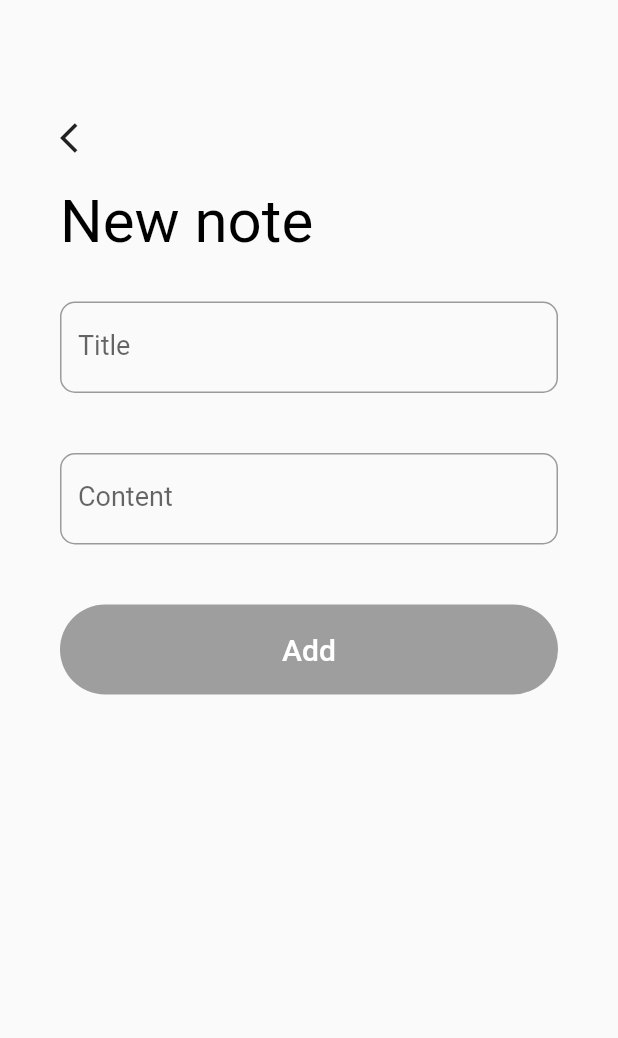
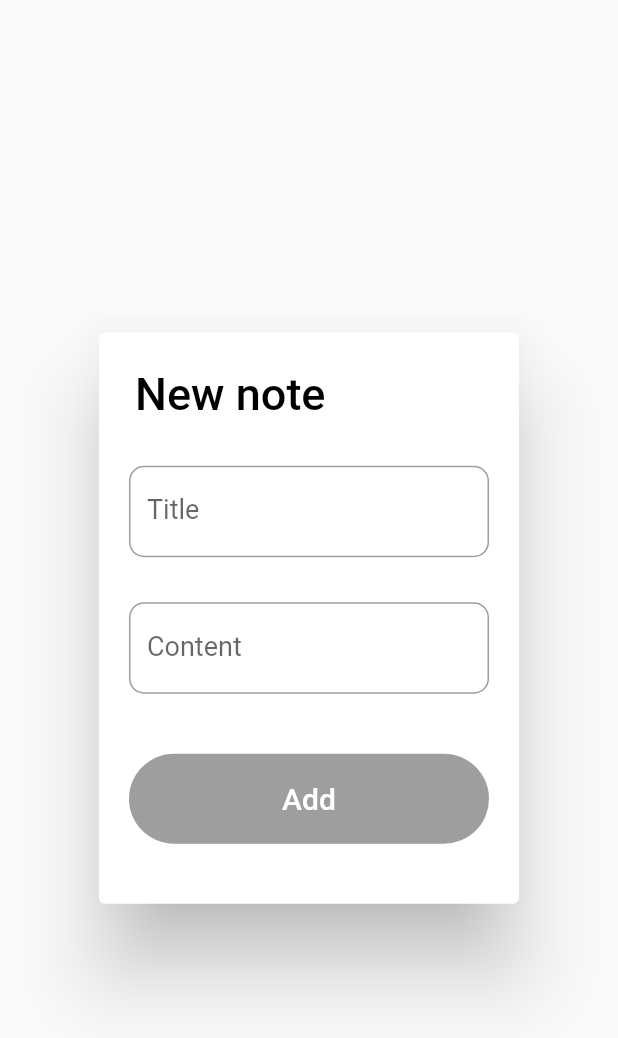
Before and after one commit to RenatoFloresV/notes, a Flutter app: the screen it shows after launch, after a tap on "New Note", on a phone screen of 412 x 824 dp. Shown: the top 1038 px of the screen. Run offline on Flutter 3.47's test engine with Material 2 defaults, Android fonts, the phone set to English and light mode, and no system bars; our stand-ins replace sqflite; accounts and stored records are empty.

Commit message:
image home and title

```diff
--- a/lib/main.dart
+++ b/lib/main.dart
@@ -1,7 +1,8 @@
 import 'package:flutter/material.dart';
-import 'package:notes_app/screens/home.dart';
 
 import 'package:notes_app/screens/todo_list_screen.dart';
+
+import 'screens/todo_list_screen.dart';
 
 void main() {
   runApp(MyApp());
@@ -12,6 +13,7 @@ class MyApp extends StatelessWidget {
   @override
   Widget build(BuildContext context) {
     return MaterialApp(
+      debugShowCheckedModeBanner: false,
       title: 'Flutter Notes',
       theme: ThemeData(
         primarySwatch: Colors.grey,
--- a/lib/screens/add_new_note_screen.dart
+++ b/lib/screens/add_new_note_screen.dart
@@ -1,3 +1,4 @@
+import 'package:flutter/cupertino.dart';
 import 'package:flutter/material.dart';
 import 'package:notes_app/helpers/database_helper.dart';
 import 'package:notes_app/models/notes_models.dart';
@@ -59,40 +60,35 @@ class _AddNewNote extends State<AddNewNote> {
   @override
   Widget build(BuildContext context) {
     return Scaffold(
-        body: GestureDetector(
+      body: Container(
+        child: AlertDialog(
+          contentPadding:
+              EdgeInsets.symmetric(horizontal: 20.0, vertical: 20.0),
+          title: Text('New note',
+              style: TextStyle(color: Colors.black, fontSize: 30.0)),
+          content: GestureDetector(
             onTap: () => FocusScope.of(context).unfocus(),
             child: SingleChildScrollView(
               child: Container(
-                    padding:
-                        EdgeInsets.symmetric(horizontal: 40.0, vertical: 80.0),
                 child: Column(
                   crossAxisAlignment: CrossAxisAlignment.start,
                   children: [
-                          GestureDetector(
-                            onTap: () => Navigator.pop(context),
-                            child: Icon(Icons.arrow_back_ios),
-                          ),
-                          SizedBox(height: 20.0),
-                          Text("New note",
-                              style: TextStyle(
-                                  color: Colors.black, fontSize: 40.0)),
-                          SizedBox(height: 10.0),
                     Form(
                       key: _formKey,
-                            child: Column(children: [
+                      child: Column(
+                        children: [
                           Padding(
-                                padding: EdgeInsets.symmetric(vertical: 20.0),
+                            padding: EdgeInsets.symmetric(vertical: 10.0),
                             child: TextFormField(
                               style: TextStyle(fontSize: 18.0),
                               decoration: InputDecoration(
                                   labelText: "Title",
                                   labelStyle: TextStyle(fontSize: 18.0),
                                   border: OutlineInputBorder(
-                                        borderRadius:
-                                            BorderRadius.circular(10.0),
+                                    borderRadius: BorderRadius.circular(10.0),
                                   )),
                               validator: (input) => input.trim().isEmpty
-                                      ? "Please enter a note title"
+                                  ? "Please enter a title"
                                   : null,
                               onSaved: (input) => _title = input,
                               initialValue: _title,
@@ -106,8 +102,7 @@ class _AddNewNote extends State<AddNewNote> {
                                   labelText: "Content",
                                   labelStyle: TextStyle(fontSize: 18.0),
                                   border: OutlineInputBorder(
-                                        borderRadius:
-                                            BorderRadius.circular(10.0),
+                                    borderRadius: BorderRadius.circular(10.0),
                                   )),
                               validator: (input) => input.trim().isEmpty
                                   ? "Please enter a content"
@@ -125,12 +120,11 @@ class _AddNewNote extends State<AddNewNote> {
                                 borderRadius: BorderRadius.circular(30.0),
                               ),
                               child: FlatButton(
-                                      child: Text(widget.note == null ? 'Add' : 'Update',
+                                  child: Text(
+                                      widget.note == null ? 'Add' : 'Update',
                                       style: TextStyle(
-                                              color: Colors.white,
-                                              fontSize: 20.0)),
-                                      onPressed: _save)
-                                      ),
+                                          color: Colors.white, fontSize: 20.0)),
+                                  onPressed: _save)),
                           widget.note != null
                               ? Container(
                                   margin: EdgeInsets.symmetric(vertical: 20.0),
@@ -145,15 +139,14 @@ class _AddNewNote extends State<AddNewNote> {
                                           style: TextStyle(
                                               color: Colors.white,
                                               fontSize: 20.0)),
-                                      onPressed: _delete)
-                          )
+                                      onPressed: _delete))
                               : SizedBox.shrink()
-
                         ],
                       ),
                     ),
-
                   ],
+                ),
+              ),
             ),
           ),
         ),
--- a/lib/screens/todo_list_screen.dart
+++ b/lib/screens/todo_list_screen.dart
@@ -24,6 +24,8 @@ class _TodoListScreenState extends State<TodoListScreen> {
   }
 
   Widget _buildNote(Note note) {
+    //return container with new note
+
     return Container(
         padding: EdgeInsets.symmetric(horizontal: 20.0),
         child: Container(
@@ -58,24 +60,28 @@ class _TodoListScreenState extends State<TodoListScreen> {
   @override
   Widget build(BuildContext context) {
     return Scaffold(
-        body: Stack(
-          children: [
-      Column(
-          children: [
+
+        body: Stack(children: [
       Container(
-          color: Colors.red,
-          height: 500,
-          width: 200,
-          child: Text(
-            'ChangeMaker',
-            style: TextStyle(
-                fontSize: 25, fontWeight: FontWeight.w500, color: Colors.white),
-            textAlign: TextAlign.center,
+        color: Colors.blueGrey[900],
+        child: Column(children: [
+          Padding(
+            padding: const EdgeInsets.all( 10.0),
+            child: Text('ChangeMaker',
+                style: TextStyle(fontSize: 50, color: Colors.white),
+
+                textAlign: TextAlign.center),
           ),
+          Container(
+            height: 400,
+            decoration: BoxDecoration(
+                image:
+                    DecorationImage(image: AssetImage('lib/assets/home.jpg'))),
           ),
         ]),
+      ),
       DraggableScrollableSheet(
-          maxChildSize: 1.0,
+          maxChildSize: 1,
           minChildSize: 0.5,
           builder: (BuildContext context, ScrollController scrollController) {
             return FutureBuilder(
@@ -92,16 +98,31 @@ class _TodoListScreenState extends State<TodoListScreen> {
                   //.toList()
                   //.length;
 
-                  return ListView.builder(
+                  return Container(
+                    decoration: BoxDecoration(
+                      borderRadius: BorderRadius.only(
+                          topRight: Radius.circular(30.0),
+                          topLeft: Radius.circular(30.0)),
+                      color: Colors.white,
+                    ),
+                    child: ListView.builder(
                       controller: scrollController,
-                    padding: EdgeInsets.symmetric(vertical: 30.0),
+                      padding: EdgeInsets.only(top: 0.0),
                       itemCount: 1 + snapshot.data.length,
                       itemBuilder: (BuildContext context, int index) {
                         if (index == 0) {
-                        return Container(
+                          // return Appbar My notes and button New note
+                          return Column(
+                            children: [
+                              Container(
+                                decoration: BoxDecoration(
+                                  borderRadius: BorderRadius.only(
+                                      topRight: Radius.circular(30.0),
+                                      topLeft: Radius.circular(30.0)),
                                   color: Colors.blueGrey[900],
+                                ),
                                 padding: EdgeInsets.symmetric(
-                              horizontal: 25.0, vertical: 15.0),
+                                    horizontal: 25.0, vertical: 20.0),
                                 child: Row(children: [
                                   Text(
                                     "My Notes",
@@ -120,7 +141,8 @@ class _TodoListScreenState extends State<TodoListScreen> {
                                         context,
                                         MaterialPageRoute(
                                             builder: (_) => AddNewNote(
-                                            updateNoteList: _updateNoteList,
+                                                  updateNoteList:
+                                                      _updateNoteList,
                                                 )),
                                       );
                                     },
@@ -133,14 +155,16 @@ class _TodoListScreenState extends State<TodoListScreen> {
                                   //SizedBox(height: 10.0),
                                   //Text("$completedNoteCount of ${snapshot.data.length}"),
                                 ]),
+                              ),
+                            ],
                           );
                         }
-                      return Container(
-                          child: (_buildNote(snapshot.data[index - 1])));
+                        return (_buildNote(snapshot.data[index - 1]));
                       },
+                    ),
                   );
                 });
-          }),
+          })
     ]));
   }
 }
```
Also changed, not shown: lib/screens/home.dart (+79 -0 lines). Lines whose indentation alone changed are shown as unchanged.
